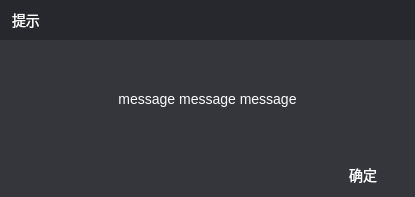
Above: editor/dialogs/messagedlg.ui from daonvshu/qtaskmachine before the change. Below: the same form after it.
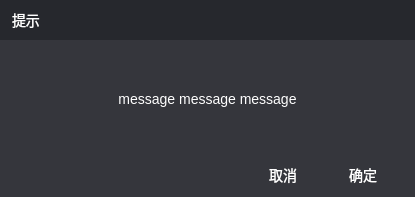
That is the form after the change. Icons and pictures are not drawn.

Commit message: add confirm dialog when remove one flow task

What changed in the file:
```diff
--- a/editor/dialogs/messagedlg.ui
+++ b/editor/dialogs/messagedlg.ui
@@ -199,6 +199,19 @@
        </property>
       </spacer>
      </item>
+     <item>
+      <widget class="QPushButton" name="btn_cancel">
+       <property name="minimumSize">
+        <size>
+         <width>80</width>
+         <height>32</height>
+        </size>
+       </property>
+       <property name="text">
+        <string>取消</string>
+       </property>
+      </widget>
+     </item>
      <item>
       <widget class="QPushButton" name="btn_confirm">
        <property name="minimumSize">
```
The commit also changes 4 other files.
